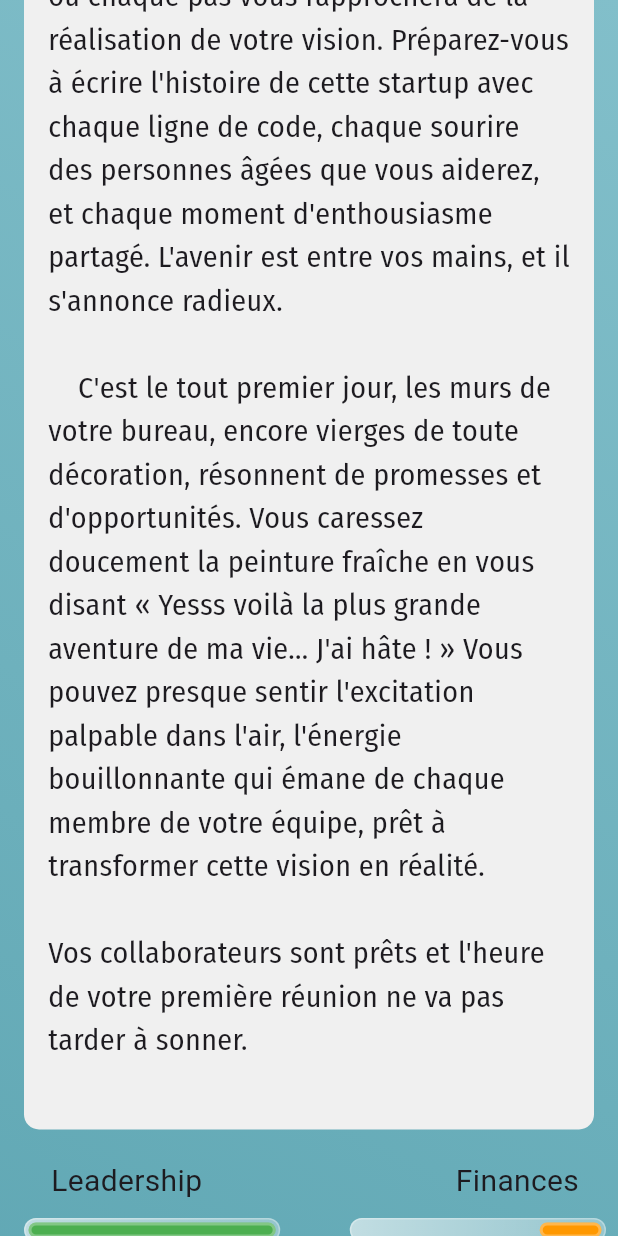
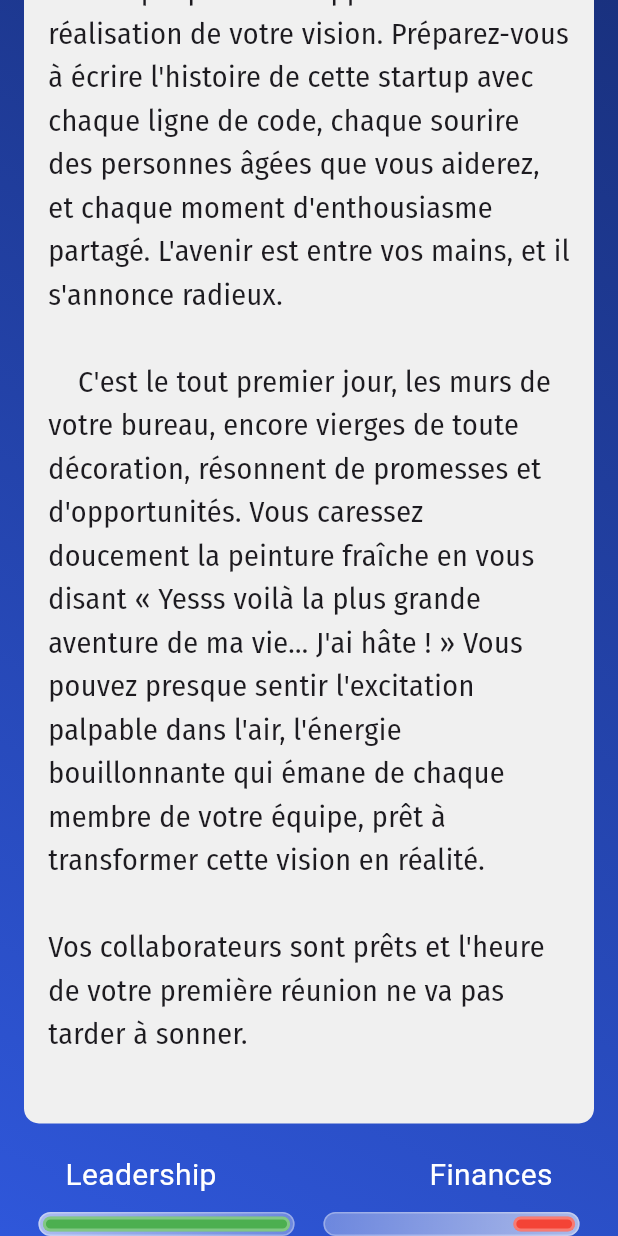
Before and after one commit to ThomasFabrePro/you_are_the_boss, a Flutter app: the screen it shows after launch, scrolled down 1152 dp, on a phone screen of 412 x 824 dp. Run offline on Flutter 3.47's test engine with Material 2 defaults, Android fonts, the light colour scheme and no system bars; our stand-ins replace rxdart, shared_preferences.

Commit message:
correction responsive, front

```diff
--- a/lib/episodes/first_choice.dart
+++ b/lib/episodes/first_choice.dart
@@ -28,7 +28,7 @@ class FirstChoiceOne extends Episode {
             DecisionButton(
               episodeName: "SecondChoiceTwo",
               buttonLabel:
-                  "Présenter des excuses à votre équipe et de planifier la prochaine réunion avec plus de rigueur",
+                  "Présenter des excuses à votre équipe et planifier la prochaine réunion avec plus de rigueur",
             ),
             DecisionButton(
               episodeName: "SecondChoiceThree",
--- a/lib/episodes/second_choice.dart
+++ b/lib/episodes/second_choice.dart
@@ -63,7 +63,8 @@ class SecondChoiceThree extends Episode {
           sleepPoints: 60,
           content:
               """     Après l'incident du retard, vous prenez du recul pour réfléchir à la manière dont vous pouvez regagner la confiance de votre équipe. Vous réalisez que votre leadership a été entachée et que votre équipe est quelque peu surprise. Vous décidez de convoquer une réunion spéciale pour discuter de l'incident et des leçons à en tirer. Lors de cette réunion franche et honnête, vous partagez vos réflexions sur la manière dont vous pouvez améliorer votre leadership et renforcer l'esprit d'équipe. Votre équipe apprécie votre humilité et votre désir de progresser.
-                Bien que des conséquences négatives aient découlé de l'incident, cette démarche ouvre la voie à une communication plus ouverte et à un renforcement des liens au sein de l'équipe. Vous vous engagez à ce que cela ne se reproduise plus, et l'équipe est disposée à vous donner une seconde chance.""",
+
+      Bien que des conséquences négatives aient découlé de l'incident, cette démarche ouvre la voie à une communication plus ouverte et à un renforcement des liens au sein de l'équipe. Vous vous engagez à ce que cela ne se reproduise plus, et l'équipe est disposée à vous donner une seconde chance.""",
           decisionButtons: const [
             DecisionButton(
               episodeName: "ThirdChoiceSix",
--- a/lib/episodes/third_choice.dart
+++ b/lib/episodes/third_choice.dart
@@ -10,6 +10,7 @@ class ThirdChoiceOne extends Episode {
           sleepPoints: 40,
           content:
               """     Vous décidez de travailler tard pour rattraper le temps perdu et préparer le lancement de la tablette. Malgré le retard initial, votre détermination à faire avancer la startup est inébranlable. Vous vous concentrez sur la préparation du lancement de la tablette, en fixant des échéances strictes pour les différentes étapes. Votre équipe vous soutient pleinement dans cet effort, comprenant l'importance de rattraper le temps perdu.
+
       Cependant, à mesure que la fatigue s'accumule, vous devez faire face à une décision cruciale. Votre bien-être commence à être compromis, et vous sentez que votre efficacité diminue. Vous pouvez continuer à travailler tard pour respecter les échéances, mais cela risque de vous épuiser davantage. Ou bien, vous pouvez décider de rentrer chez vous et revenir avec un esprit frais. Le choix que vous faites aura un impact sur votre santé à court terme et sur le succès à long terme de la startup.""",
           decisionButtons: const [
             //TODO setup episodes names
@@ -34,6 +35,7 @@ class ThirdChoiceTwo extends Episode {
           sleepPoints: 50,
           content:
               """     Reconnaissant les défis rencontrés lors de la réunion précédente, vous décidez de solliciter les retours d'expérience de vos collègues. Vous organisez une réunion informelle où chacun peut partager ses points de vue et ses suggestions pour améliorer la présentation lors de la prochaine réunion.
+
       Votre équipe se montre coopérative et enthousiaste à l'idée de contribuer à l'amélioration de la présentation. Les idées fusent, et vous prenez des notes pour vous assurer de ne rien oublier. Cependant, à mesure que la réunion avance, vous réalisez que vous avez beaucoup de suggestions à trier et à intégrer dans la présentation. Vous devrez décider quelles idées sont les plus pertinentes et comment les incorporer de manière cohérente. C'est un défi, mais vous êtes déterminé à tirer le meilleur parti des retours d'expérience de votre équipe pour la prochaine réunion.""",
           decisionButtons: const [
             //TODO setup episodes names
@@ -58,6 +60,7 @@ class ThirdChoiceThree extends Episode {
           sleepPoints: 55,
           content:
               """     Vous prenez du temps pour réfléchir à la manière de développer votre entreprise à long terme. Les idées affluent alors que vous envisagez de nouvelles stratégies et opportunités de croissance.
+
       Cependant, avec la journée déjà bien avancée, vous êtes confronté à un choix crucial : allez-vous vous concentrer sur l'expansion de la gamme de produits ou chercher de nouveaux marchés à conquérir ? La pression du temps et les attentes de votre équipe pèsent sur vos épaules, et vous devez prendre une décision éclairée pour orienter l'avenir de la startup.""",
           decisionButtons: const [
             //TODO setup episodes names
@@ -82,6 +85,7 @@ class ThirdChoiceFour extends Episode {
           sleepPoints: 50,
           content:
               """     Vous choisissez d'organiser une session de brainstorming avec certains membres de l'équipe. Ensemble, vous explorez de nouvelles idées pour stimuler la croissance de la startup.
+
       Cependant, votre légère fatigue commence à se faire sentir, ce qui pourrait influencer la créativité du groupe. Vous devez décider de la manière de gérer cette session pour maximiser la productivité et l'innovation de l'équipe. Allez-vous encourager des pauses fréquentes pour garder tout le monde frais d'esprit, ou préférez-vous poursuivre sans interruption pour maintenir le dynamisme ? Votre choix aura un impact sur la qualité des idées générées et sur l'enthousiasme de votre équipe.""",
           decisionButtons: const [
             //TODO setup episodes names
@@ -106,6 +110,7 @@ class ThirdChoiceFive extends Episode {
           sleepPoints: 60,
           content:
               """     Après la réunion, vous décidez de prendre un moment pour féliciter individuellement les membres de l'équipe pour leur contribution à la réussite de la réunion. Cette approche renforce les liens et la reconnaissance au sein de l'équipe, créant un climat positif.
+
       Cependant, vous devez ensuite décider si vous souhaitez aborder des sujets spécifiques, tels que les défis à relever, ou discuter de l'avenir de la startup avec chaque membre. Votre choix influencera la manière dont votre équipe perçoit votre leadership et son engagement envers la croissance de l'entreprise.""",
           decisionButtons: const [
             //TODO setup episodes names
@@ -130,6 +135,7 @@ class ThirdChoiceSix extends Episode {
           sleepPoints: 60,
           content:
               """     Face à l'incident du retard qui a surpris votre équipe, vous décidez de convoquer une réunion spéciale pour aborder ouvertement le petit incident et les leçons à en tirer. Lors de cette réunion franche et honnête, vous partagez vos réflexions sur la manière dont vous pouvez améliorer votre leadership et renforcer l'esprit d'équipe. Votre équipe apprécie votre humilité et votre désir sincère de progresser.
+
       Cette démarche montre votre engagement envers la transparence et l'amélioration. La réunion renforce les liens au sein de l'équipe et ouvre la voie à une communication plus ouverte. Vous vous engagez à travailler dur pour ne plus jamais répéter une telle erreur, et votre équipe est disposée à vous donner une seconde chance. Cependant, il reste à déterminer comment vous allez concrètement regagner la confiance de l'équipe au fil du temps.""",
           decisionButtons: const [
             //TODO setup episodes names
--- a/lib/main.dart
+++ b/lib/main.dart
@@ -101,8 +101,9 @@
                         decoration: const BoxDecoration(
                           gradient: LinearGradient(
                             colors: [
-                              Color.fromARGB(161, 7, 123, 138),
-                              Color.fromARGB(159, 55, 157, 170),
+                              Color.fromRGBO(47, 87, 218, 1),
+                              // Color.fromRGBO(37, 72, 185, 1),
+                              Color.fromRGBO(25, 49, 127, 1)
                             ],
                             begin: Alignment(-1, 1),
                             end: Alignment(1, -1),
@@ -112,10 +113,9 @@
                             controller: MyHomePage.scrollController,
                             child: Column(
                               children: [
-                                Container(
-                                  color: const Color.fromRGBO(25, 49, 127, 1),
+                                SizedBox(
                                   width: width,
-                                  height: 80,
+                                  height: 100,
                                   child: const FittedBox(
                                     child: Center(
                                       child: Padding(
@@ -133,8 +133,8 @@
                                   ),
                                 ),
                                 Padding(
-                                  padding: const EdgeInsets.symmetric(
-                                      vertical: 24.0, horizontal: 16),
+                                  padding: const EdgeInsets.only(
+                                      right: 16, left: 16, bottom: 16),
                                   child: Column(
                                     children: <Widget>[
                                       // const SizedBox(height: 20),
@@ -150,8 +150,7 @@
                                               BorderRadius.circular(10),
                                         ),
                                         child: Padding(
-                                          padding: const EdgeInsets.symmetric(
-                                              vertical: 16.0, horizontal: 16),
+                                          padding: const EdgeInsets.all(16),
                                           child: Text(episode.content,
                                               style: const TextStyle(
                                                   fontSize: 20,
@@ -213,7 +212,7 @@
     double width = MediaQuery.of(context).size.width;
 
     return Container(
-      constraints: const BoxConstraints(maxWidth: 900),
+      constraints: const BoxConstraints(maxWidth: 800),
       child: Row(
         mainAxisAlignment: MainAxisAlignment.spaceAround,
         children: [
@@ -228,14 +227,14 @@
               ),
               const SizedBox(height: 20),
               LifeBar(
-                label: "Motivation de l'équipe",
+                label: "Motivation\nde l'équipe",
                 width: width,
                 value: teamMotivationPoints,
                 sideAlignment: true,
               ),
             ],
           ),
-          const SizedBox(height: 20),
+          // const SizedBox(height: 20),
           Column(
             crossAxisAlignment: CrossAxisAlignment.end,
             children: [
@@ -247,7 +246,7 @@
               ),
               const SizedBox(height: 20),
               LifeBar(
-                label: "Sommeil",
+                label: "\nSommeil",
                 width: width,
                 value: sleepPoints,
                 sideAlignment: false,
@@ -276,7 +275,7 @@
 
   @override
   Widget build(BuildContext context) {
-    double fullBoxWidth = (width * 0.4).clamp(100, 300);
+    double fullBoxWidth = (width * 0.4).clamp(0, 300);
     double lifeValueBoxWidth = fullBoxWidth * (value ?? 100) / 100;
 
     double fullBoxHeight = (lifeValueBoxPadding * 2) + lifeValueBoxHeight;
@@ -288,7 +287,8 @@
           padding: sideAlignment
               ? const EdgeInsets.only(left: 18.0)
               : const EdgeInsets.only(right: 18.0),
-          child: Text(label, style: const TextStyle(fontSize: 20)),
+          child: Text(label,
+              style: const TextStyle(fontSize: 20, color: Colors.white)),
         ),
         const SizedBox(height: 10),
         Stack(
@@ -301,10 +301,15 @@
                 gradient: LinearGradient(
                     begin: Alignment.topLeft,
                     end: Alignment.bottomRight,
-                    colors: [
-                      Colors.white.withOpacity(0.6),
-                      Colors.white.withOpacity(0.3),
-                    ]),
+                    colors: sideAlignment
+                        ? [
+                            Colors.white.withOpacity(0.6),
+                            Colors.white.withOpacity(0.3),
+                          ]
+                        : [
+                            Colors.white.withOpacity(0.3),
+                            Colors.white.withOpacity(0.6),
+                          ]),
                 borderRadius: BorderRadius.circular(25),
                 border: Border.all(
                   color: Colors.white30,
@@ -323,15 +328,18 @@
                   decoration: BoxDecoration(
                     color: value == null
                         ? Colors.black
-                        : value! >= 75
+                        : value! > 75
                             ? Colors.green
-                            : value! >= 50
+                            : value! > 50
                                 ? Colors.yellow
-                                : value! >= 25
+                                : value! > 25
                                     ? Colors.orange
                                     : Colors.red,
                     // color: Colors.white.withOpacity(0.3),
                     borderRadius: BorderRadius.circular(25),
+                    // border: Border(
+                    //   top: BorderSide(width: 2.0, color: Colors.black),
+                    // ),
                     border: Border.all(
                       color: Colors.white30,
                       width: 2,
--- a/lib/widgets/decision_button.dart
+++ b/lib/widgets/decision_button.dart
@@ -66,8 +66,8 @@ class _DecisionButtonState extends State<DecisionButton> {
                   style: const TextStyle(
                     fontSize: 20,
                     fontFamily: 'FireSansCondensed',
-                    // fontWeight: FontWeight.bold,
-                    color: Color.fromARGB(213, 0, 0, 0),
+                    // color: Color.fromARGB(213, 0, 0, 0),
+                    color: Colors.white,
                   ),
                 ),
               ),
```
Lines whose indentation alone changed are shown as unchanged.
